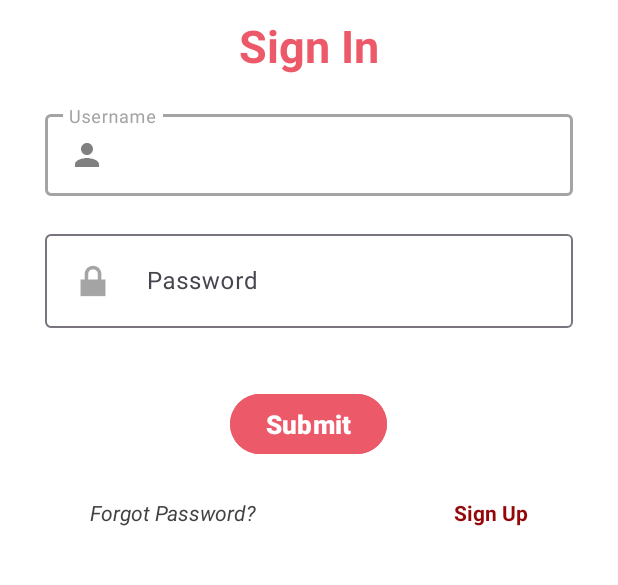
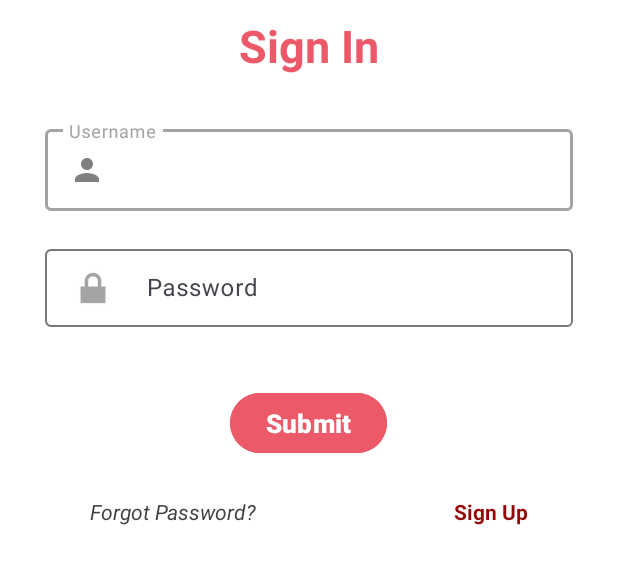
Before and after one commit to candycanegrunge/PutraEVENT, an Android app: the screen it shows after launch (MainActivity), on a phone screen of 412 x 824 dp, the part 341-926 px from its top. Run offline under Robolectric (Android 15) with nearby library versions, the phone set to English and light mode, and no system bars; our stand-ins replace Firebase (no records; nobody signed in at launch, a user with empty details on screens opened directly).

Commit message:
Modified a small thing - SignUp Complete

```diff
--- a/app/src/main/res/layout/activity_main.xml
+++ b/app/src/main/res/layout/activity_main.xml
@@ -40,8 +40,10 @@
         android:layout_marginStart="30dp"
         android:layout_marginEnd="30dp"
         android:layout_below="@id/signin"
-        android:layout_marginBottom="10dp">
+        android:layout_marginBottom="10dp"
+        android:layout_marginTop="10dp">
 
+        <!-- TextInputEditText remains the same -->
         <com.google.android.material.textfield.TextInputEditText
             android:id="@+id/username"
             android:layout_width="match_parent"
@@ -62,10 +64,11 @@
         android:hint="@string/password_hint"
         android:layout_below="@id/usernameLayout"
         android:layout_marginStart="30dp"
+        android:layout_marginEnd="30dp"
         android:layout_marginTop="10dp"
-        android:layout_marginEnd="30dp"
         android:layout_marginBottom="20dp">
 
+        <!-- TextInputEditText remains the same -->
         <com.google.android.material.textfield.TextInputEditText
             android:id="@+id/password"
             android:layout_width="match_parent"
@@ -73,11 +76,10 @@
             android:inputType="textPassword"
             android:textColor="@color/black"
             android:textColorHint="@color/grey_op"
-            android:padding="15dp"
+            android:padding="10dp"
             android:drawableStart="@android:drawable/ic_lock_lock"
             android:drawablePadding="20sp"/>
     </com.google.android.material.textfield.TextInputLayout>
-
 
 
     <com.google.android.material.button.MaterialButton
```
